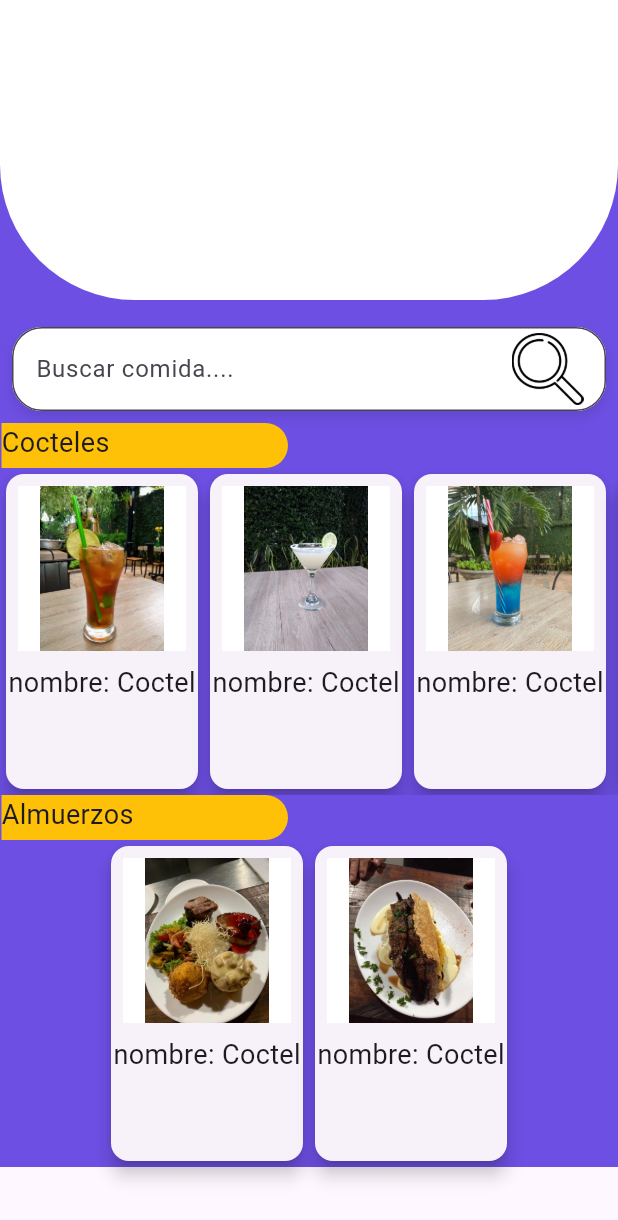
After one commit to cristianpazu/santanderFoods, a Flutter app: the Menu_restaurantes screen opened directly, on a phone screen of 412 x 824 dp. The commit adds this screen. Shown: the top 1220 px of the screen. Run offline on Flutter 3.47's test engine with Material 3 defaults, Android fonts, the phone set to English and light mode, and no system bars; our stand-ins replace google_fonts.

Commit message:
cambios
Se realizo los cambios como la segunda pantalla

```diff
--- a/foods/lib/UI/atoms/card_widget.dart
+++ b/foods/lib/UI/atoms/card_widget.dart
@@ -1,4 +1,5 @@
 import 'package:flutter/material.dart';
+import 'package:foods/UI/atoms/show_dialog.dart';
 import 'package:foods/UI/screens/restaurantes/restaurantes.dart';
 import 'package:foods/Utils/titutlos.dart';
 
@@ -50,12 +51,13 @@ class cardWidget extends StatelessWidget {
 class cardWidget2 extends StatelessWidget {
   Image? image;
   String? texto;
-  Icon? icon2;
+  Widget? icon2;
   double? ancho;
   double? altura;
   Color? colors;
+  Widget? redireccionamiento;
 
-  cardWidget2({super.key, this.image, this.texto, this.icon2 ,this.ancho, this.altura, this.colors});
+  cardWidget2({super.key, this.image, this.texto, this.icon2 ,this.ancho, this.altura, this.colors, this.redireccionamiento});
 
   @override
   Widget build(BuildContext context) {
@@ -66,7 +68,7 @@ class cardWidget2 extends StatelessWidget {
           Navigator.push(
               context,
               MaterialPageRoute(
-                builder: (context) => Restaurantes(),
+                builder: (context) => redireccionamiento!,
               ));
         },
         child: Container(
@@ -75,6 +77,7 @@ class cardWidget2 extends StatelessWidget {
           decoration: BoxDecoration(
               color: colors,
               borderRadius: BorderRadius.all(Radius.circular(9))),
+          child: SingleChildScrollView(
             child: Column(
               children: [
                 Padding(
@@ -83,11 +86,70 @@ class cardWidget2 extends StatelessWidget {
                       height: 110, width: 112, color: Colors.white, child: image),
                 ),
                 UiTexto(texto:'nombre: $texto', tamanioTexto: 'md').textoRobotoLight2(),
-            icon2 ?? Icon(Icons.calendar_month_outlined)
+               IconButton(onPressed: () {
+
+               }, icon: icon2??Icon(Icons.abc) )
+
+
+
               ],
+            ),
           ),
         ),
       ),
     );
   }
 }
+
+// COMIDA
+
+class cardWidget3 extends StatelessWidget {
+  Image? image;
+  String? texto;
+
+  double? ancho;
+  double? altura;
+  Color? colors;
+  Widget? redireccionamiento;
+
+  cardWidget3({super.key, this.image, this.texto,this.ancho, this.altura, this.colors, this.redireccionamiento});
+
+  @override
+  Widget build(BuildContext context) {
+    return Card(
+      elevation: 5,
+      child: InkWell(
+        onTap: () {
+          Navigator.push(
+              context,
+              MaterialPageRoute(
+                builder: (context) => redireccionamiento!,
+              ));
+        },
+        child: Container(
+          width: ancho,
+          height: altura,
+          decoration: BoxDecoration(
+              color: colors,
+              borderRadius: BorderRadius.all(Radius.circular(9))),
+          child: SingleChildScrollView(
+            child: Column(
+              children: [
+                Padding(
+                  padding: EdgeInsets.all(8.0),
+                  child: Container(
+                      height: 110, width: 112, color: Colors.white, child: image),
+                ),
+                UiTexto(texto:'nombre: $texto', tamanioTexto: 'md').textoRobotoLight2(),
+
+
+
+
+              ],
+            ),
+          ),
+        ),
+      ),
+    );
+  }
+}
--- a/foods/lib/UI/atoms/textfield.dart
+++ b/foods/lib/UI/atoms/textfield.dart
@@ -14,7 +14,7 @@ class Textfields extends StatelessWidget {
         hintText: texto,
          filled: true,
          fillColor: Colors.white,
-      suffixIcon: Image.asset('/buscar.png',width: 58,height: 5,fit: BoxFit.contain,),//Icon(Icons.search_rounded),
+      suffixIcon: Image.asset('assets/buscar.png',width: 78,height: 2,fit: BoxFit.contain,),//Icon(Icons.search_rounded),
        border: OutlineInputBorder(borderRadius: BorderRadius.circular(20))
       ),
     );
--- a/foods/lib/UI/screens/menu/menu.dart
+++ b/foods/lib/UI/screens/menu/menu.dart
@@ -8,8 +8,9 @@ class Menu extends StatelessWidget {
   @override
   Widget build(BuildContext context) {
     return Scaffold(
-        body: Container(
-      color: Color(0xC4411DDB),
+        body: SingleChildScrollView(
+      child: Container(
+        color: Color(0x411DDB),
         child: Column(
           children: [
             SizedBox(
@@ -131,6 +132,7 @@ class Menu extends StatelessWidget {
             ),
           ],
         ),
+      ),
     )
 
         /*
--- /dev/null
+++ b/foods/lib/UI/screens/restaurantes/menu_restaurantes/menu_restaurtantes.dart
@@ -0,0 +1,168 @@
+import 'package:flutter/material.dart';
+import 'package:foods/UI/atoms/card_widget.dart';
+import 'package:foods/UI/atoms/textfield.dart';
+import 'package:foods/Utils/titutlos.dart';
+
+class Menu_restaurantes extends StatelessWidget {
+  const Menu_restaurantes({Key? key}) : super(key: key);
+
+  @override
+  Widget build(BuildContext context) {
+    return Scaffold(
+      body: Container(
+        color: Color(0xC4411DDB),
+        child: SingleChildScrollView(
+          child: Column(
+            children: [
+              Stack(
+                children: [
+                  Container(
+                    height: 200,
+                    width: double.infinity,
+                    decoration: const BoxDecoration(
+                        color: Colors.white,
+                        borderRadius:
+                            //BorderRadius.only(bottomLeft: Radius.circular(90))
+                            BorderRadius.only(
+                                bottomLeft: Radius.circular(90),
+                                bottomRight: Radius.circular(90))),
+                  ),
+                ],
+              ),
+              SizedBox(
+                height: 10,
+              ),
+              Padding(
+                padding: const EdgeInsets.all(8.0),
+                child: Container(
+                  decoration: BoxDecoration(
+                    color: Colors.white,
+                    borderRadius: BorderRadius.circular(20),
+                    boxShadow: [
+                      BoxShadow(
+                        color: Colors.black.withOpacity(0.1),
+                        offset: Offset(0, 4),
+                        blurRadius: 6,
+                      ),
+                    ],
+                  ),
+                  child: Textfields(
+                    texto: 'Buscar comida....',
+                  ),
+                ),
+              ),
+              //
+            Padding(
+              padding: const EdgeInsets.only(left: 1, right: 220),
+              child: Container(
+
+                width: 210,
+                height: 30,
+                decoration: BoxDecoration(
+                    color: Colors.amber,
+                  borderRadius: BorderRadius.only(topRight: Radius.circular(20), bottomRight: Radius.circular(20))
+                ),
+                child: UiTexto(texto: 'Cocteles').textoRobotoLight2(),
+              ),
+            ),
+
+              //
+              SingleChildScrollView(
+                scrollDirection: Axis.horizontal,
+                child: Row(
+                  children: [
+                    cardWidget3(
+                      colors: Color(0xFFF6F6),
+                      altura: 210,
+                      image: Image.asset(
+                        'assets/coctel-cuba-libre.jpg',
+                        fit: BoxFit.contain,
+                      ),
+                      texto: 'Coctel',
+                    ),
+                    cardWidget3(
+                      colors: Color(0xFFF6F6),
+                      altura: 210,
+                      image: Image.asset(
+                        'assets/coctel-daiquiri.jpg',
+                        fit: BoxFit.contain,
+                      ),
+                      texto: 'Coctel',
+                    ),
+                     cardWidget3(
+                      colors: Color(0xFFF6F6),
+                      altura: 210,
+                      image: Image.asset(
+                        'assets/coctel-el-solar.jpg',
+                        fit: BoxFit.contain,
+                      ),
+                      texto: 'Coctel',
+                    ),
+                     cardWidget3(
+                      colors: Color(0xFFF6F6),
+                      altura: 210,
+                      image: Image.asset(
+                        'assets/coctel-margarita-maracuya.jpg',
+                        fit: BoxFit.contain,
+                      ),
+                      texto: 'Coctel',
+                    ),
+                     cardWidget3(
+                      colors: Color(0xFFF6F6),
+                      altura: 210,
+                      image: Image.asset(
+                        'assets/coctel-sex-on-the-beach.jpg',
+                        fit: BoxFit.contain,
+                      ),
+                      texto: 'Coctel',
+                    ),
+                  ],
+                ),
+              ),
+              //
+ Padding(
+              padding: const EdgeInsets.only(left: 1, right: 220),
+              child: Container(
+
+                width: 210,
+                height: 30,
+                decoration: BoxDecoration(
+                    color: const Color.fromRGBO(255, 193, 7, 1),
+                  borderRadius: BorderRadius.only(topRight: Radius.circular(20), bottomRight: Radius.circular(20))
+                ),
+                child: UiTexto(texto: 'Almuerzos').textoRobotoLight2(),
+              ),
+            ),
+              //
+              SingleChildScrollView(
+                scrollDirection: Axis.horizontal,
+                child: Row(
+                  children: [
+                    cardWidget3(
+                      colors: Color(0xFFF6F6),
+                      altura: 210,
+                      image: Image.asset(
+                        'assets/triologia-de-carnes.jpg',
+                        fit: BoxFit.contain,
+                      ),
+                      texto: 'Coctel',
+                    ),
+                    cardWidget3(
+                      colors: Color(0xFFF6F6),
+                      altura: 210,
+                      image: Image.asset(
+                        'assets/delicioso-lomo-viche.jpg',
+                        fit: BoxFit.contain,
+                      ),
+                      texto: 'Coctel',
+                    ),
+                  ],
+                ),
+              ),
+            ],
+          ),
+        ),
+      ),
+    );
+  }
+}
--- a/foods/lib/main.dart
+++ b/foods/lib/main.dart
@@ -14,7 +14,7 @@ class MyApp extends StatelessWidget {
     return MaterialApp(
       debugShowCheckedModeBanner: false,
 
-      home: const Restaurantes(),
+      home: const Menu(),
     );
   }
 }
```
Also changed, not shown: foods/lib/UI/atoms/show_dialog.dart (added, +72 -0 lines), foods/lib/UI/screens/restaurantes/restaurantes.dart (+10 -4 lines), foods/assets/coctel-cuba-libre.jpg (added), foods/assets/coctel-daiquiri.jpg (added), foods/assets/coctel-el-solar.jpg (added), foods/assets/coctel-margarita-maracuya.jpg (added), foods/assets/coctel-sex-on-the-beach.jpg (added), foods/assets/coctel-tekila-sunrise.jpg (added), foods/assets/delicioso-lomo-viche.jpg (added), foods/assets/limonada-de-coco.jpg (added), foods/assets/pina-colada.jpg (added), foods/assets/shot-medusa.jpg (added), foods/assets/triologia-de-carnes.jpg (added). Lines whose indentation alone changed are shown as unchanged.
